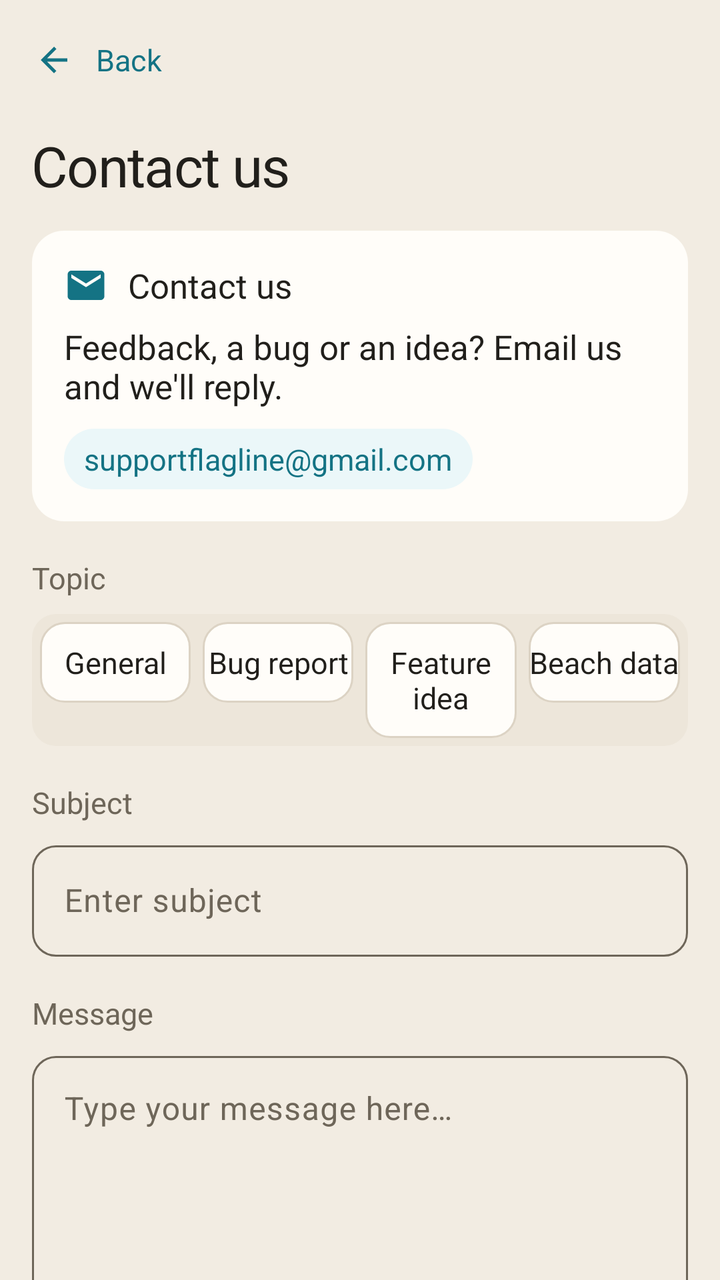
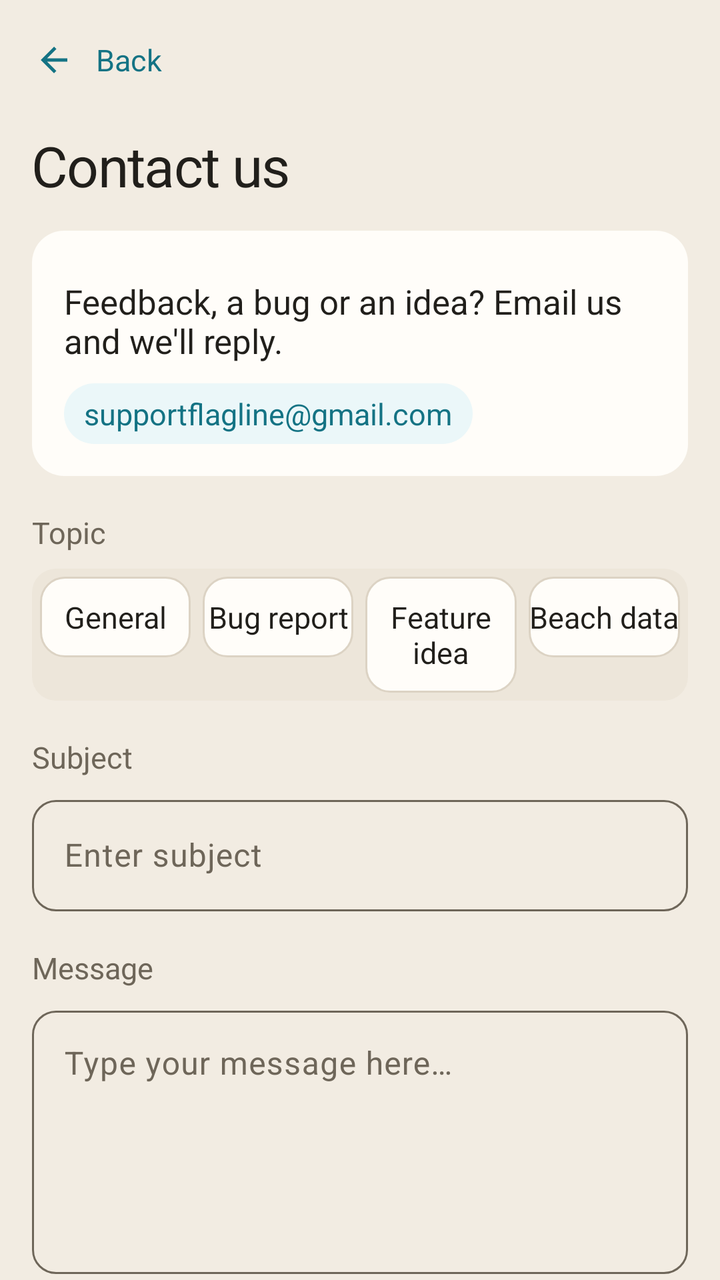

Two renders of the same Android screen: before a commit and after it. Below are the layout's source before the change and the commit's diff.
<!-- AndroidManifest.xml: activity theme Theme.MyApplication -->
<!-- res/layout/activity_contact_developer.xml -->
<?xml version="1.0" encoding="utf-8"?>
<LinearLayout xmlns:android="http://schemas.android.com/apk/res/android"
    xmlns:app="http://schemas.android.com/apk/res-auto"
    xmlns:tools="http://schemas.android.com/tools"
    android:layout_width="match_parent"
    android:layout_height="match_parent"
    android:background="@color/background"
    android:orientation="vertical">

    <LinearLayout
        android:id="@+id/contactHeader"
        android:layout_width="match_parent"
        android:layout_height="wrap_content"
        android:background="@color/background"
        android:gravity="center_vertical"
        android:orientation="horizontal"
        android:paddingHorizontal="8dp"
        android:paddingTop="6dp"
        android:paddingBottom="6dp">

        <LinearLayout
            android:id="@+id/contactBackButton"
            android:minHeight="48dp"
            android:layout_width="wrap_content"
            android:layout_height="wrap_content"
            android:background="?attr/selectableItemBackground"
            android:clickable="true"
            android:focusable="true"
            android:gravity="center_vertical"
            android:orientation="horizontal"
            android:paddingStart="0dp"
            android:paddingEnd="10dp">

            <ImageView
                android:layout_width="38dp"
                android:layout_height="38dp"
                android:contentDescription="@null"
                android:padding="9dp"
                android:src="@drawable/ic_back"
                app:tint="@color/primary" />

            <TextView
                android:layout_width="wrap_content"
                android:layout_height="wrap_content"
                android:layout_marginStart="2dp"
                android:text="@string/back"
                android:textColor="@color/primary"
                android:textSize="15sp" />
        </LinearLayout>
    </LinearLayout>

    <androidx.core.widget.NestedScrollView
        android:id="@+id/contactScrollView"
        android:layout_width="match_parent"
        android:layout_height="0dp"
        android:layout_weight="1"
        android:fillViewport="true"
        android:scrollbars="none">

        <LinearLayout
            android:layout_width="match_parent"
            android:layout_height="wrap_content"
            android:orientation="vertical"
            android:paddingHorizontal="16dp"
            android:paddingTop="4dp"
            android:paddingBottom="24dp">

            <TextView
                android:id="@+id/contactTitle"
                android:layout_width="match_parent"
                android:layout_height="wrap_content"
                android:text="@string/contact_intro_title"
                android:textAppearance="@style/TextAppearance.App.Headline" />

            
            <LinearLayout
                android:layout_width="match_parent"
                android:layout_height="wrap_content"
                android:layout_marginTop="14dp"
                android:background="@drawable/bg_surface_card"
                android:orientation="vertical"
                android:padding="16dp">

                <LinearLayout
                    android:layout_width="match_parent"
                    android:layout_height="wrap_content"
                    android:gravity="center_vertical"
                    android:orientation="horizontal">

                    <ImageView
                        android:layout_width="22dp"
                        android:layout_height="22dp"
                        android:contentDescription="@null"
                        android:src="@drawable/ic_mail"
                        app:tint="@color/primary" />

                    <TextView
                        android:layout_width="wrap_content"
                        android:layout_height="wrap_content"
                        android:layout_marginStart="10dp"
                        android:fontFamily="sans-serif-medium"
                        android:text="@string/contact_developers_title"
                        android:textColor="@color/text_primary"
                        android:textSize="17sp" />
                </LinearLayout>

                <TextView
                    android:layout_width="match_parent"
                    android:layout_height="wrap_content"
                    android:layout_marginTop="8dp"
                    android:text="@string/contact_intro_body"
                    android:textAppearance="@style/TextAppearance.App.Body" />

                <TextView
                    android:layout_width="wrap_content"
                    android:layout_height="wrap_content"
                    android:layout_marginTop="10dp"
                    android:background="@drawable/bg_accent_note"
                    android:paddingHorizontal="10dp"
                    android:paddingVertical="5dp"
                    android:text="@string/contact_email_address"
                    android:textColor="@color/primary"
                    android:textSize="15sp"
                    android:fontFamily="sans-serif-medium" />
            </LinearLayout>

            
            <TextView
                android:layout_width="wrap_content"
                android:layout_height="wrap_content"
                android:layout_marginTop="18dp"
                android:text="@string/contact_topic_label"
                android:textAppearance="@style/TextAppearance.App.Caption" />

            <LinearLayout
                android:layout_width="match_parent"
                android:layout_height="wrap_content"
                android:layout_marginTop="8dp"
                android:background="@drawable/bg_radius_tray"
                android:orientation="horizontal"
                android:padding="4dp">

                <TextView
                    android:id="@+id/topicGeneral"
                    android:layout_width="0dp"
                    android:layout_height="wrap_content"
                    android:layout_weight="1"
                    android:layout_marginEnd="3dp"
                    android:background="@drawable/bg_choice_card"
                    android:clickable="true"
                    android:focusable="true"
                    android:gravity="center"
                    android:paddingVertical="10dp"
                    android:text="@string/contact_topic_general"
                    android:textColor="@color/text_primary"
                    android:textSize="15sp"
                    android:fontFamily="sans-serif-medium" />

                <TextView
                    android:id="@+id/topicBug"
                    android:layout_width="0dp"
                    android:layout_height="wrap_content"
                    android:layout_weight="1"
                    android:layout_marginHorizontal="3dp"
                    android:background="@drawable/bg_choice_card"
                    android:clickable="true"
                    android:focusable="true"
                    android:gravity="center"
                    android:paddingVertical="10dp"
                    android:text="@string/contact_topic_bug"
                    android:textColor="@color/text_primary"
                    android:textSize="15sp"
                    android:fontFamily="sans-serif-medium" />

                <TextView
                    android:id="@+id/topicFeature"
                    android:layout_width="0dp"
                    android:layout_height="wrap_content"
                    android:layout_weight="1"
                    android:layout_marginHorizontal="3dp"
                    android:background="@drawable/bg_choice_card"
                    android:clickable="true"
                    android:focusable="true"
                    android:gravity="center"
                    android:paddingVertical="10dp"
                    android:text="@string/contact_topic_feature"
                    android:textColor="@color/text_primary"
                    android:textSize="15sp"
                    android:fontFamily="sans-serif-medium" />

                <TextView
                    android:id="@+id/topicData"
                    android:layout_width="0dp"
                    android:layout_height="wrap_content"
                    android:layout_weight="1"
                    android:layout_marginStart="3dp"
                    android:background="@drawable/bg_choice_card"
                    android:clickable="true"
                    android:focusable="true"
                    android:gravity="center"
                    android:paddingVertical="10dp"
                    android:text="@string/contact_topic_data"
                    android:textColor="@color/text_primary"
                    android:textSize="15sp"
                    android:fontFamily="sans-serif-medium" />
            </LinearLayout>

            
            <TextView
                android:layout_width="wrap_content"
                android:layout_height="wrap_content"
                android:layout_marginTop="18dp"
                android:text="@string/contact_subject_label"
                android:textAppearance="@style/TextAppearance.App.Caption" />

            <com.google.android.material.textfield.TextInputLayout
                android:layout_width="match_parent"
                android:layout_height="wrap_content"
                android:layout_marginTop="6dp"
                android:hint="@string/contact_subject_hint"
                app:boxCornerRadiusBottomEnd="12dp"
                app:boxCornerRadiusBottomStart="12dp"
                app:boxCornerRadiusTopEnd="12dp"
                app:boxCornerRadiusTopStart="12dp">

                <com.google.android.material.textfield.TextInputEditText
                    android:id="@+id/contactSubject"
                    android:layout_width="match_parent"
                    android:layout_height="wrap_content"
                    android:inputType="textCapSentences|text"
                    android:maxLines="1" />
            </com.google.android.material.textfield.TextInputLayout>

            
            <TextView
                android:layout_width="wrap_content"
                android:layout_height="wrap_content"
                android:layout_marginTop="18dp"
                android:text="@string/contact_message_label"
                android:textAppearance="@style/TextAppearance.App.Caption" />

            <com.google.android.material.textfield.TextInputLayout
                android:layout_width="match_parent"
                android:layout_height="wrap_content"
                android:layout_marginTop="6dp"
                android:hint="@string/contact_message_hint"
                app:boxCornerRadiusBottomEnd="12dp"
                app:boxCornerRadiusBottomStart="12dp"
                app:boxCornerRadiusTopEnd="12dp"
                app:boxCornerRadiusTopStart="12dp">

                <com.google.android.material.textfield.TextInputEditText
                    android:id="@+id/contactMessage"
                    android:layout_width="match_parent"
                    android:layout_height="wrap_content"
                    android:gravity="top|start"
                    android:inputType="textCapSentences|textMultiLine"
                    android:minLines="5"
                    android:maxLines="10" />
            </com.google.android.material.textfield.TextInputLayout>

            
            <com.google.android.material.button.MaterialButton
                android:id="@+id/contactSendButton"
                android:layout_width="match_parent"
                android:layout_height="wrap_content"
                android:layout_marginTop="22dp"
                android:text="@string/contact_send_button"
                android:textSize="17sp"
                app:icon="@drawable/ic_mail"
                app:iconGravity="textStart"
                app:cornerRadius="12dp" />

        </LinearLayout>
    </androidx.core.widget.NestedScrollView>

</LinearLayout>
<!-- resources referenced by this layout -->
<resources>
  <color name="background">#F2ECE2</color>
  <color name="primary">#147384</color>
  <color name="text_primary">#211F1B</color>
  <!-- drawable bg_accent_note (drawable) -->
  <?xml version="1.0" encoding="utf-8"?>
  <shape xmlns:android="http://schemas.android.com/apk/res/android"
      android:shape="rectangle">
      <solid android:color="@color/accent_tint" />
      <corners android:radius="16dp" />
  </shape>
  <!-- drawable bg_radius_tray (drawable) -->
  <?xml version="1.0" encoding="utf-8"?>
  <shape xmlns:android="http://schemas.android.com/apk/res/android"
      android:shape="rectangle">
      <solid android:color="@color/surface_alt" />
      <corners android:radius="12dp" />
  </shape>
  <!-- drawable bg_surface_card (drawable) -->
  <?xml version="1.0" encoding="utf-8"?>
  <shape xmlns:android="http://schemas.android.com/apk/res/android"
      android:shape="rectangle">
      <solid android:color="@color/surface" />
      <corners android:radius="16dp" />
  </shape>
  <string name="back">Back</string>
  <string name="contact_developers_title">Contact us</string>
  <string name="contact_email_address">supportflagline@gmail.com</string>
  <string name="contact_intro_body">Feedback, a bug or an idea? Email us and we\'ll reply.</string>
  <string name="contact_intro_title">Contact us</string>
  <string name="contact_message_hint">Type your message here…</string>
  <string name="contact_message_label">Message</string>
  <string name="contact_send_button">Send email</string>
  <string name="contact_subject_hint">Enter subject</string>
  <string name="contact_subject_label">Subject</string>
  <string name="contact_topic_bug">Bug report</string>
  <string name="contact_topic_data">Beach data</string>
  <string name="contact_topic_feature">Feature idea</string>
  <string name="contact_topic_general">General</string>
  <string name="contact_topic_label">Topic</string>
  <style name="TextAppearance.App.Body" parent="TextAppearance.Material3.BodyMedium">
          <item name="android:textSize">17sp</item>
          <item name="android:letterSpacing">0</item>
          <item name="android:textColor">@color/text_primary</item>
          <item name="android:lineSpacingMultiplier">1.3</item>
      </style>
  <style name="TextAppearance.App.Headline" parent="TextAppearance.Material3.HeadlineSmall">
          <item name="android:textSize">28sp</item>
          <item name="android:fontFamily">sans-serif-medium</item>
          <item name="android:letterSpacing">-0.02</item>
          <item name="android:textColor">@color/text_primary</item>
      </style>
  <color name="accent_tint">#EBF7F9</color>
  <color name="surface">#FFFDF9</color>
  <color name="divider">#DCD3C4</color>
  <color name="surface_alt">#EDE6DA</color>
  <color name="text_secondary">#6E6659</color>
  <color name="on_primary">#EBF7F9</color>
  <color name="advisor_bg">#EBF7F9</color>
  <color name="primary_variant">#0A4757</color>
  <color name="secondary">#BF730B</color>
  <color name="on_secondary">#FFF8E6</color>
  <color name="tertiary_gold">#BF730B</color>
  <color name="error">#B42E17</color>
  <style name="ShapeAppearance.App.Corner.ExtraSmall" parent="ShapeAppearance.Material3.Corner.ExtraSmall">
          <item name="cornerSize">4dp</item>
      </style>
  <style name="ShapeAppearance.App.Corner.Small" parent="ShapeAppearance.Material3.Corner.Small">
          <item name="cornerSize">8dp</item>
      </style>
  <style name="ShapeAppearance.App.Corner.Medium" parent="ShapeAppearance.Material3.Corner.Medium">
          <item name="cornerSize">8dp</item>
      </style>
  <style name="ShapeAppearance.App.Corner.Large" parent="ShapeAppearance.Material3.Corner.Large">
          <item name="cornerSize">12dp</item>
      </style>
  <style name="ShapeAppearance.App.Corner.ExtraLarge" parent="ShapeAppearance.Material3.Corner.ExtraLarge">
          <item name="cornerSize">14dp</item>
      </style>
  <!-- unchanged entries left out for length: 6 -->
</resources>

<!-- the commit's change to res/layout/activity_contact_developer.xml (unified diff, before → after) -->
@@ -85,7 +85,9 @@
                     android:layout_width="match_parent"
                     android:layout_height="wrap_content"
                     android:gravity="center_vertical"
-                    android:orientation="horizontal">
+                    android:orientation="horizontal"
+                    android:visibility="gone">
+                    
 
                     <ImageView
                         android:layout_width="22dp"
<!-- resource entries referenced after the edit -->
@@ -25,7 +25,7 @@
       <corners android:radius="16dp" />
   </shape>
   <string name="back">Back</string>
-  <string name="contact_developers_title">Contact us</string>
+  <string name="contact_developers_title">Contact developers</string>
   <string name="contact_email_address">supportflagline@gmail.com</string>
   <string name="contact_intro_body">Feedback, a bug or an idea? Email us and we\'ll reply.</string>
   <string name="contact_intro_title">Contact us</string>
